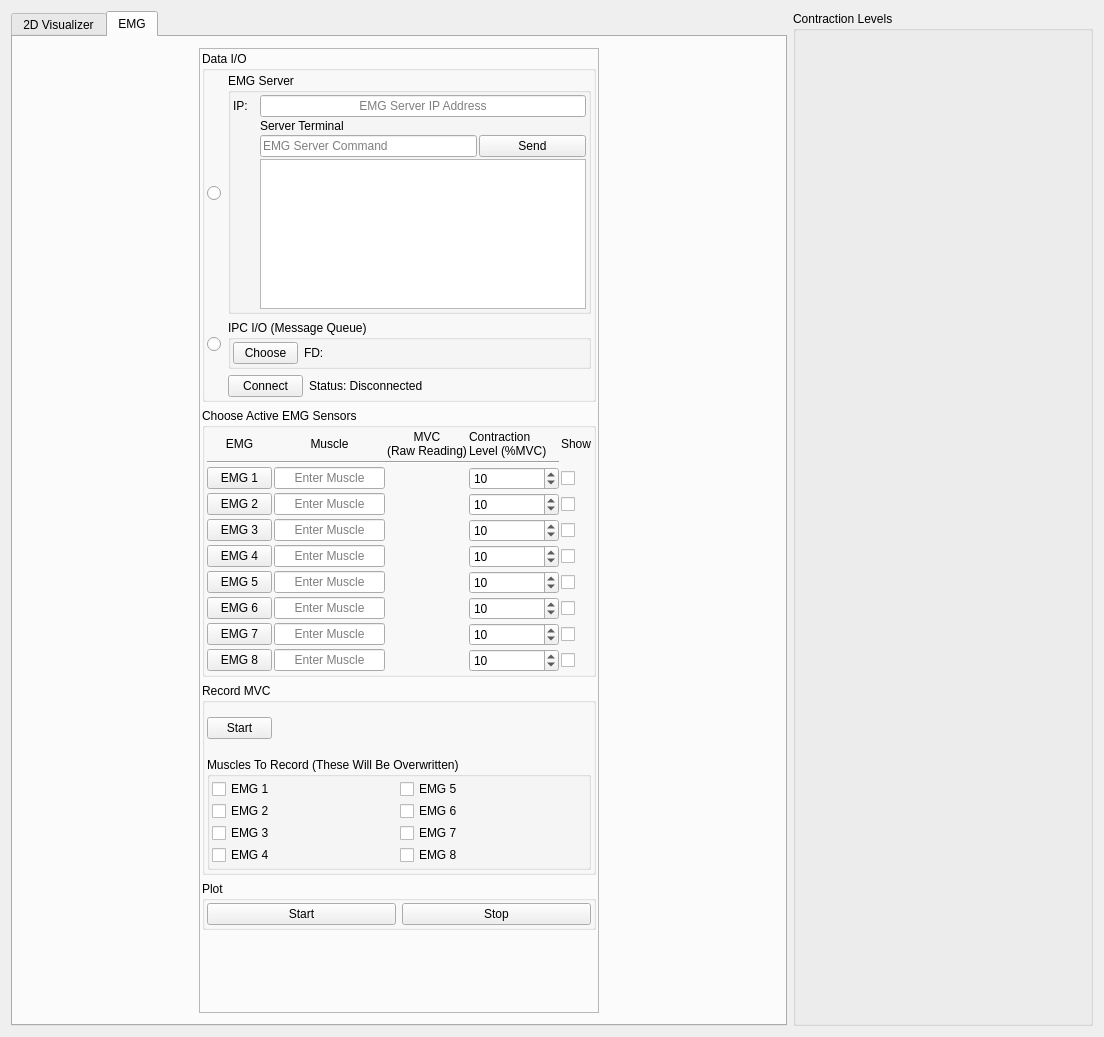
Old version of the form visualizer_app.ui in the repository FatemehZahedi/NMCHRL_Visualizer.
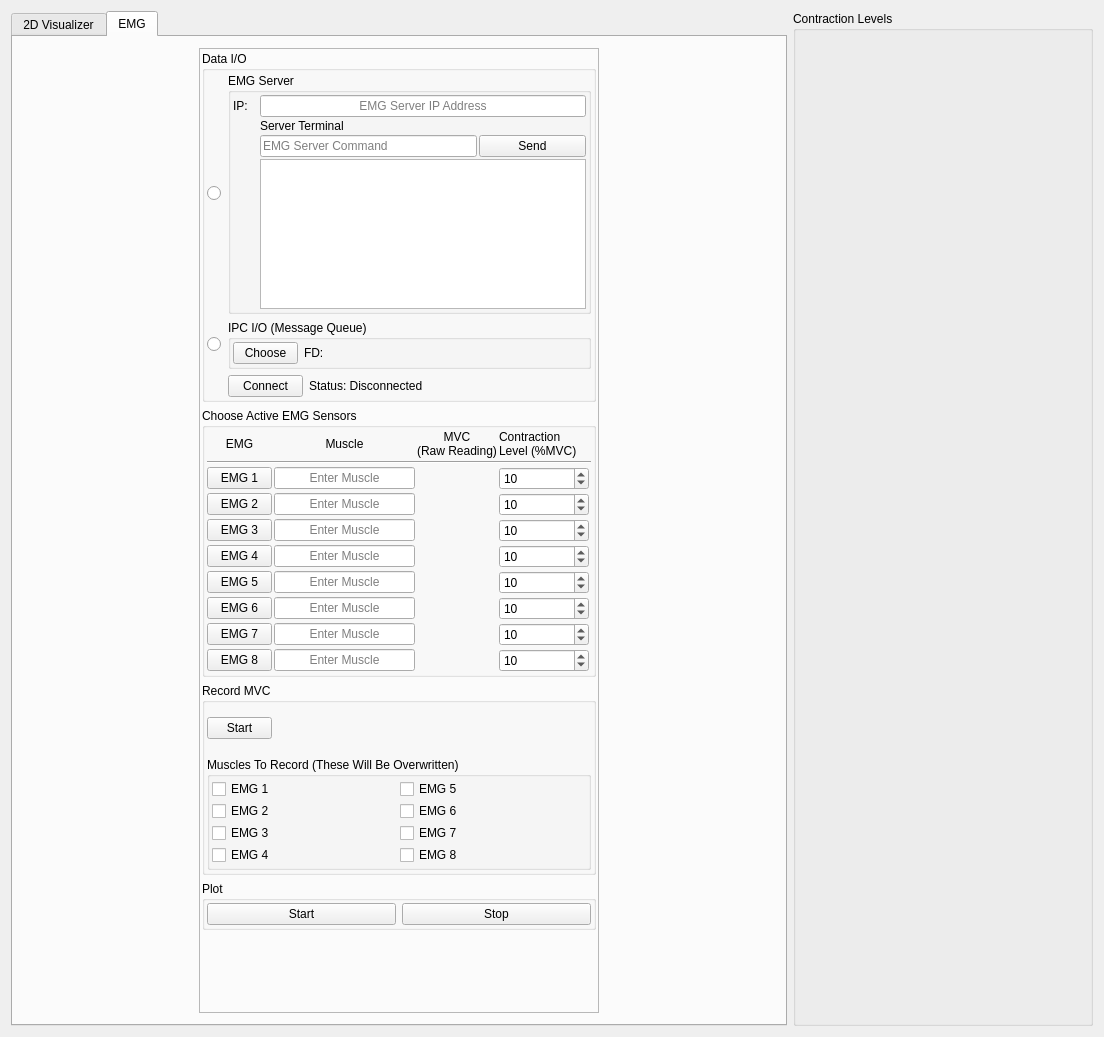
New version of the form.

Commit message: emg contraction level plots added, backend still needs work

What changed in the file:
```diff
--- a/visualizer_app.ui
+++ b/visualizer_app.ui
@@ -2045,76 +2045,13 @@
                     </property>
                    </widget>
                   </item>
-                  <item row="1" column="0" colspan="4">
+                  <item row="1" column="0" colspan="5">
                    <widget class="Line" name="line">
                     <property name="orientation">
                      <enum>Qt::Horizontal</enum>
                     </property>
                    </widget>
                   </item>
-                  <item row="2" column="4">
-                   <widget class="QCheckBox" name="checkBox">
-                    <property name="text">
-                     <string/>
-                    </property>
-                   </widget>
-                  </item>
-                  <item row="3" column="4">
-                   <widget class="QCheckBox" name="checkBox_2">
-                    <property name="text">
-                     <string/>
-                    </property>
-                   </widget>
-                  </item>
-                  <item row="4" column="4">
-                   <widget class="QCheckBox" name="checkBox_3">
-                    <property name="text">
-                     <string/>
-                    </property>
-                   </widget>
-                  </item>
-                  <item row="6" column="4">
-                   <widget class="QCheckBox" name="checkBox_4">
-                    <property name="text">
-                     <string/>
-                    </property>
-                   </widget>
-                  </item>
-                  <item row="7" column="4">
-                   <widget class="QCheckBox" name="checkBox_5">
-                    <property name="text">
-                     <string/>
-                    </property>
-                   </widget>
-                  </item>
-                  <item row="8" column="4">
-                   <widget class="QCheckBox" name="checkBox_6">
-                    <property name="text">
-                     <string/>
-                    </property>
-                   </widget>
-                  </item>
-                  <item row="9" column="4">
-                   <widget class="QCheckBox" name="checkBox_7">
-                    <property name="text">
-                     <string/>
-                    </property>
-                   </widget>
-                  </item>
-                  <item row="10" column="4">
-                   <widget class="QCheckBox" name="checkBox_8">
-                    <property name="text">
-                     <string/>
-                    </property>
-                   </widget>
-                  </item>
-                  <item row="0" column="4">
-                   <widget class="QLabel" name="label_3">
-                    <property name="text">
-                     <string>Show</string>
-                    </property>
-                   </widget>
-                  </item>
                  </layout>
                 </widget>
                </item>
```
Left out of the diff: 2 changed lines with no effect on the pictures. The commit also changes 1 other file.
